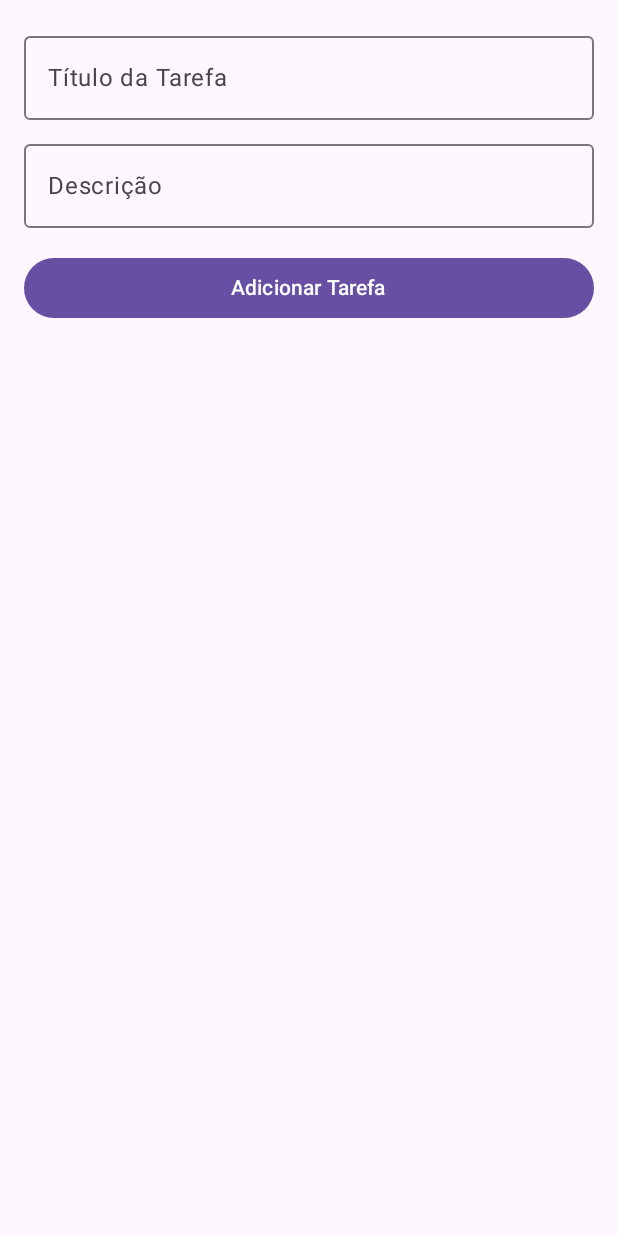
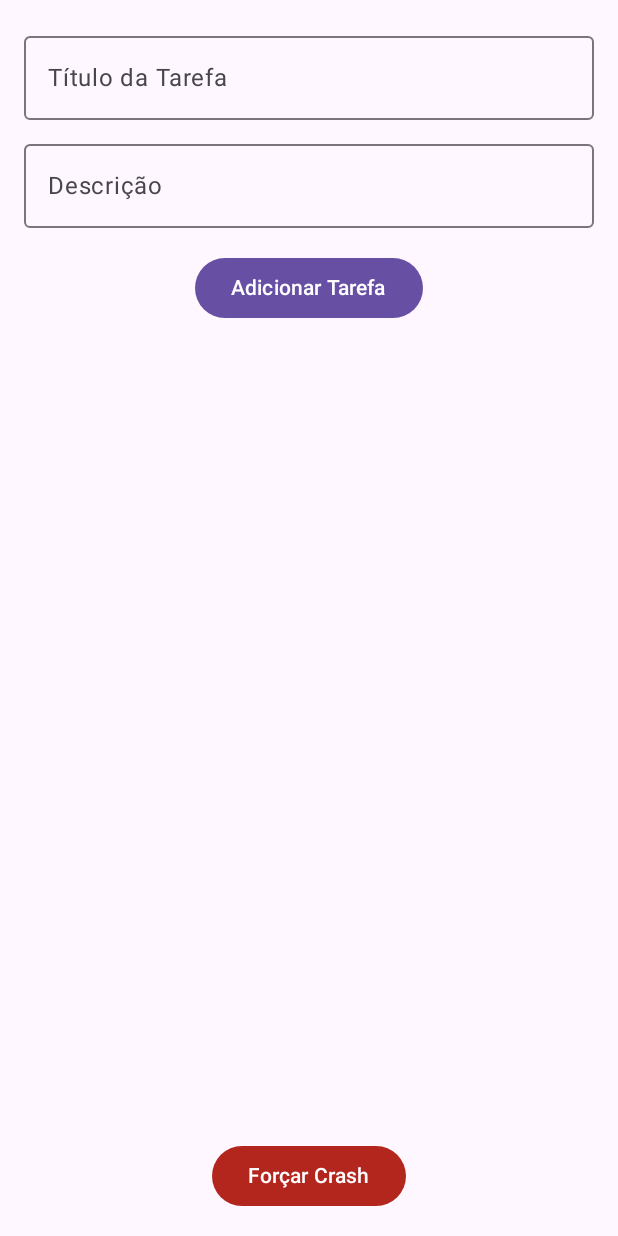
Before and after one commit to spiral-999/CrudItemApp, an Android app built with Jetpack Compose: the screen it shows after launch (MainActivity), on a phone screen of 412 x 824 dp. Run offline under Robolectric (Android 15) with nearby library versions, the phone set to English and light mode, and no system bars; our stand-ins replace Firebase (no records; nobody signed in at launch, a user with empty details on screens opened directly); missing, so only their content is drawn: CrudItemAppTheme; 1 statement that could not run was skipped.

Commit message:
Crashlytics

```diff
--- a/app/build.gradle.kts
+++ b/app/build.gradle.kts
@@ -3,6 +3,7 @@ plugins {
     alias(libs.plugins.kotlin.android)
     alias(libs.plugins.kotlin.compose)
     id("com.google.gms.google-services")
+    id("com.google.firebase.crashlytics")
 }
 
 android {
@@ -55,6 +56,7 @@ dependencies {
     implementation(platform("com.google.firebase:firebase-bom:32.8.1"))
     implementation("com.google.firebase:firebase-database")
     implementation("com.google.firebase:firebase-firestore-ktx")
+    implementation("com.google.firebase:firebase-crashlytics-ktx")
     implementation("androidx.lifecycle:lifecycle-viewmodel-compose:2.8.2")
     testImplementation(libs.junit)
     androidTestImplementation(libs.androidx.junit)
--- a/app/src/main/java/com/example/cruditemapp/ui/screen/TaskScreen.kt
+++ b/app/src/main/java/com/example/cruditemapp/ui/screen/TaskScreen.kt
@@ -5,6 +5,7 @@ import androidx.compose.foundation.lazy.LazyColumn
 import androidx.compose.foundation.lazy.items
 import androidx.compose.material3.*
 import androidx.compose.runtime.*
+import androidx.compose.ui.Alignment
 import androidx.compose.ui.Modifier
 import androidx.compose.ui.unit.dp
 import androidx.lifecycle.viewmodel.compose.viewModel
@@ -38,6 +39,7 @@ fun TaskScreen(
             label = { Text("Descrição") },
             modifier = Modifier.fillMaxWidth()
         )
+
         Spacer(modifier = Modifier.height(16.dp))
 
         Button(
@@ -48,13 +50,14 @@ fun TaskScreen(
                     description = ""
                 } // limpa os campos depois de adicionar
             },
-            modifier = Modifier.fillMaxWidth()
+            modifier = Modifier.align(Alignment.CenterHorizontally)
         ) {
             Text("Adicionar Tarefa")
         }
+
         Spacer(modifier = Modifier.height(16.dp))
 
-        LazyColumn {
+        LazyColumn(modifier = Modifier.weight(1f)) {
             items(tasks) { task ->
                 TaskCard(
                     task = task,
@@ -65,6 +68,18 @@ fun TaskScreen(
                     }
                 )
             }
+        }
+
+        Spacer(modifier = Modifier.height(16.dp))
+
+        Button(
+            onClick = { // força o crash e manda para o firebase
+                throw RuntimeException("Testando Crashlytics")
+            },
+            colors = ButtonDefaults.buttonColors(containerColor = MaterialTheme.colorScheme.error),
+            modifier = Modifier.align(Alignment.CenterHorizontally)
+        ) {
+            Text("Forçar Crash")
         }
     }
     if (showDialog) {
--- a/build.gradle.kts
+++ b/build.gradle.kts
@@ -4,4 +4,5 @@ plugins {
     alias(libs.plugins.kotlin.android) apply false
     alias(libs.plugins.kotlin.compose) apply false
     id("com.google.gms.google-services") version "4.4.3" apply false
+    id("com.google.firebase.crashlytics") version "3.0.1" apply false
 }
```
Also changed, not shown: app/src/main/java/com/example/cruditemapp/data/model/Task.kt (+13 -5 lines), 1 other file.
